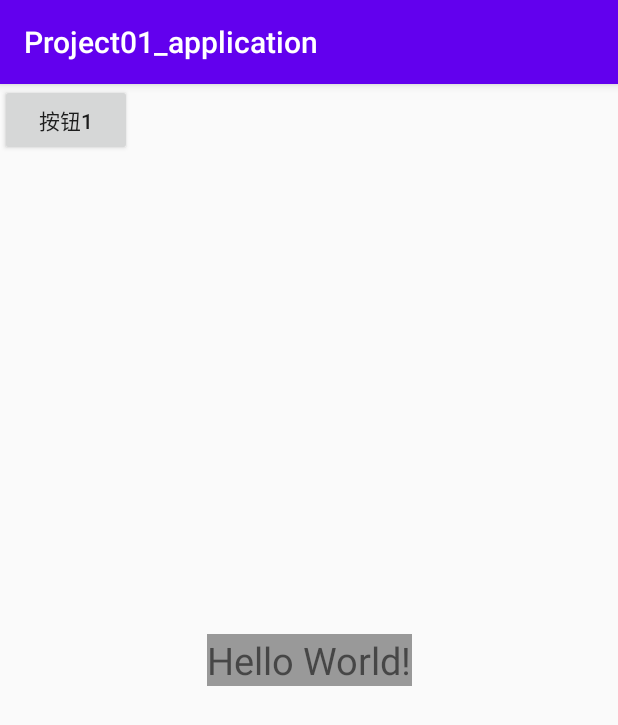
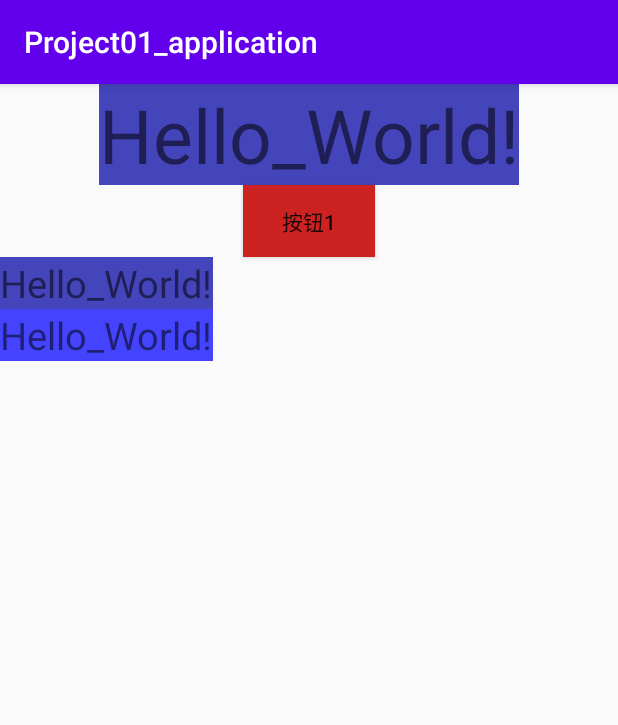
Before and after one commit to CHR-design/Hao_Rong, an Android app: the screen it shows after launch (MainActivity), on a phone screen of 412 x 824 dp. Shown: the top 725 px of the screen. Run offline under Robolectric (Android 15) with nearby library versions, the phone set to English and light mode, and no system bars.

Commit message:
更新md文件

```diff
--- a/Project01_application/app/src/main/java/com/haorong/Project01_application/MainActivity.java
+++ b/Project01_application/app/src/main/java/com/haorong/Project01_application/MainActivity.java
@@ -18,7 +18,7 @@ public class MainActivity extends AppCompatActivity {
         super.onCreate(savedInstanceState);
         setContentView(R.layout.activity_main);
 
-        textView = findViewById(R.id.textViewId);
+        textView = findViewById(R.id.textView1Id);
         button = findViewById(R.id.button1Id);
 
         ButtonListener buttonListener = new ButtonListener();
--- a/Project01_application/app/src/main/res/layout/activity_main.xml
+++ b/Project01_application/app/src/main/res/layout/activity_main.xml
@@ -1,29 +1,54 @@
 <?xml version="1.0" encoding="utf-8"?>
-<androidx.constraintlayout.widget.ConstraintLayout xmlns:android="http://schemas.android.com/apk/res/android"
-    xmlns:app="http://schemas.android.com/apk/res-auto"
+<LinearLayout
+    xmlns:android="http://schemas.android.com/apk/res/android"
     xmlns:tools="http://schemas.android.com/tools"
     android:layout_width="match_parent"
     android:layout_height="match_parent"
+    android:orientation="vertical"
     tools:context=".MainActivity">
 
     <TextView
-        android:id="@+id/textViewId"
+        android:id="@+id/textView1Id"
         android:layout_width="wrap_content"
         android:layout_height="wrap_content"
-        android:text="Hello World!"
-        android:textSize = "25sp"
-        android:background="#999999"
-        app:layout_constraintBottom_toBottomOf="parent"
-        app:layout_constraintLeft_toLeftOf="parent"
-        app:layout_constraintRight_toRightOf="parent"
-        app:layout_constraintTop_toTopOf="parent" />
+        android:layout_gravity="center_horizontal"
+        android:text="Hello_World!"
+        android:textSize = "50sp"
+        android:background="#4444BB"
+        />
 
     <Button
         android:id="@+id/button1Id"
         android:layout_width="wrap_content"
         android:layout_height="wrap_content"
+        android:layout_gravity="center_horizontal"
+        android:background="#CC2222"
         android:text="按钮1"
+        />
+    <LinearLayout
+        android:layout_width="match_parent"
+        android:layout_height="wrap_content"
+        android:orientation="vertical">
 
-        tools:ignore="MissingConstraints" />
+        <TextView
+            android:id="@+id/textView2Id"
+            android:layout_width="wrap_content"
+            android:layout_height="wrap_content"
+            android:layout_gravity="center_vertical"
+            android:text="Hello_World!"
+            android:textSize = "25sp"
+            android:background="#4444BB"
+            />
 
-</androidx.constraintlayout.widget.ConstraintLayout>
+        <TextView
+            android:id="@+id/textView3Id"
+            android:layout_width="wrap_content"
+            android:layout_height="wrap_content"
+            android:layout_gravity="center_vertical"
+            android:text="Hello_World!"
+            android:textSize = "25sp"
+            android:background="#4444FF"
+            />
+    </LinearLayout>
+
+</LinearLayout>
```
Also changed, not shown: 2 other files.
